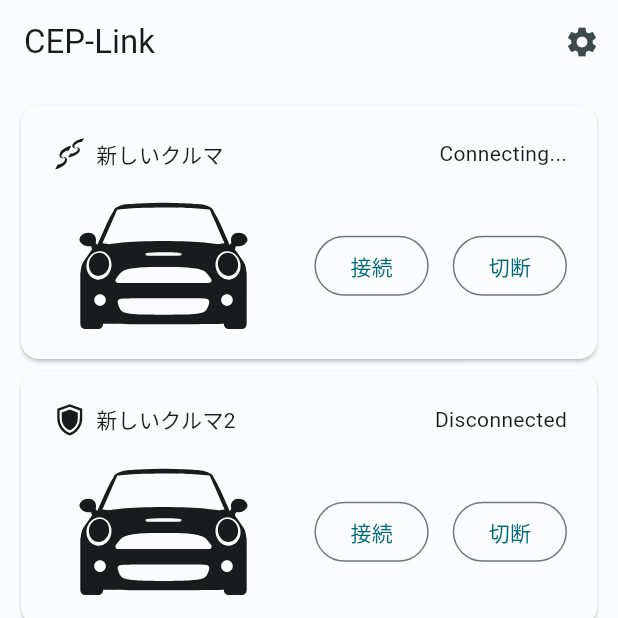
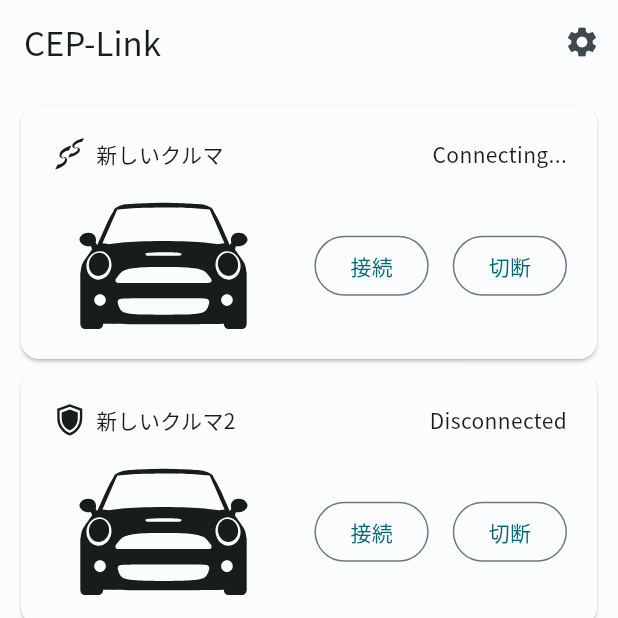
Before and after one commit to cos-overclock/deepsky-flutter-view, a Flutter app: the screen it shows after launch, on a phone screen of 412 x 824 dp, the top half of it. Run offline on Flutter 3.47's test engine with Material 2 defaults, Android fonts, the light colour scheme and no system bars; our stand-ins replace auto_size_text, dynamic_color, flutter_riverpod, flutter_svg, freezed_annotation.

Commit message:
add font assets

```diff
--- a/lib/main.dart
+++ b/lib/main.dart
@@ -22,12 +22,14 @@ class MainApp extends ConsumerWidget {
         useMaterial3: true,
         colorScheme: lightColorScheme,
         extensions: [lightCustomColors],
+        fontFamily: "Noto Sans JP",
         brightness: Brightness.light,
       ),
       darkTheme: ThemeData(
         useMaterial3: true,
         colorScheme: darkColorScheme,
         extensions: [darkCustomColors],
+        fontFamily: "Noto Sans JP",
         brightness: Brightness.dark,
       ),
       themeMode: themeMode,
--- a/pubspec.yaml
+++ b/pubspec.yaml
@@ -28,5 +28,10 @@ dev_dependencies:
 flutter:
   uses-material-design: true
 
+  fonts:
+    - family: Noto Sans JP
+      fonts:
+        - asset: assets/fonts/NotoSansJP-Regular.otf
+
   assets:
     - assets/svg/
```
Also changed, not shown: 1 other file.
